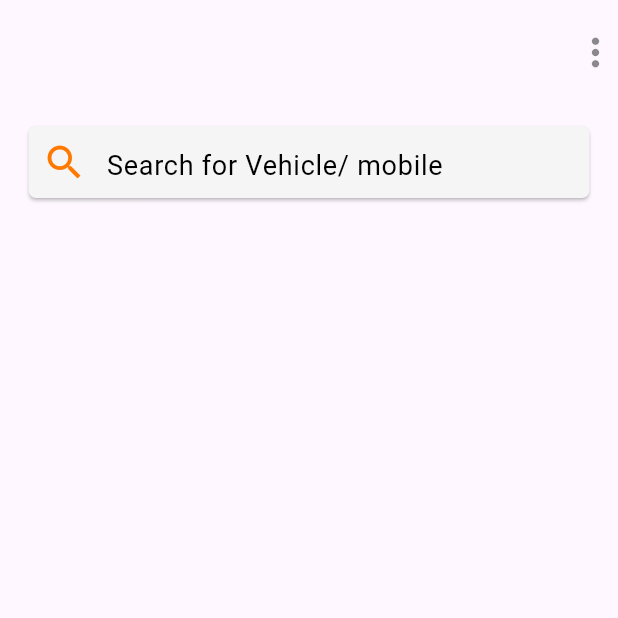
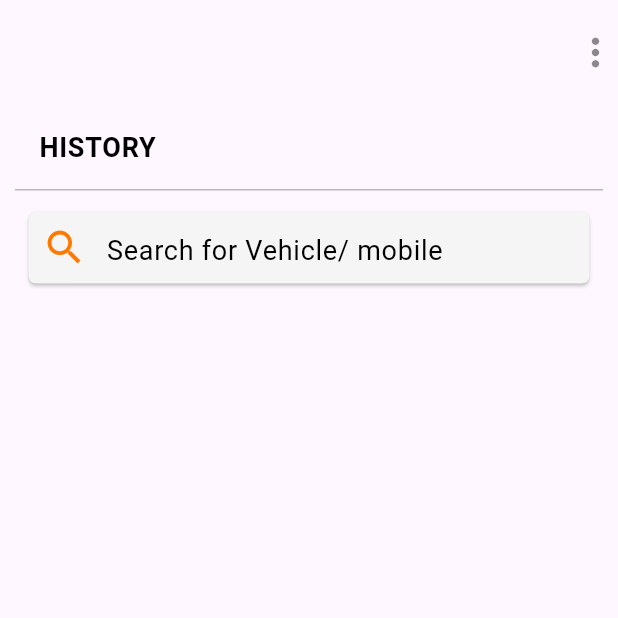
Before and after one commit to alpha-letspark/valet-flutter, a Flutter app: the HistoryScreen screen opened by its route, on a phone screen of 412 x 824 dp, the top half of it. Run offline on Flutter 3.47's test engine with Material 3 defaults, Android fonts, the light colour scheme and no system bars; our stand-ins replace connectivity_plus, dio, firebase_messaging, flutter_countdown_timer, flutter_html, flutter_typeahead and 8 more; missing offline and left inert: onesignal_flutter, syncfusion_flutter_signaturepad; accounts and stored records are empty; generated files the repository leaves out were written again; network calls fail.

Commit message:
History name updated

```diff
--- a/lib/HistoryScreen/View/HistoryScreen.dart
+++ b/lib/HistoryScreen/View/HistoryScreen.dart
@@ -36,6 +36,7 @@ class _HistoryScreenState extends State<HistoryScreen>
 
   @override
   void initState() {
+    print('This is history screeen');
     tabController = TabController(vsync: this, length: 2);
     connectionStatus = ConnectionStatusSingleton.getInstance();
     connectionStatus.initialize();
@@ -67,19 +68,14 @@ class _HistoryScreenState extends State<HistoryScreen>
             onRefreshClicked,
             onMenuClicked,
           ),
-          !isCountLoaded
-              ? const SizedBox()
-              : Column(
+          Column(
   children: [
     Padding(
-                      padding: const EdgeInsets.symmetric(
-                        horizontal: 10,
-                      ),
+      padding: const EdgeInsets.symmetric(horizontal: 10),
       child: Container(
         decoration: const BoxDecoration(
           border: Border(
-                              bottom:
-                                  BorderSide(width: 1.0, color: Colors.black26),
+            bottom: BorderSide(width: 1.0, color: Colors.black26),
           ),
         ),
         child: const ListTile(
@@ -88,25 +84,25 @@ class _HistoryScreenState extends State<HistoryScreen>
             style: TextStyle(
               color: Colors.black,
               fontWeight: FontWeight.w600,
-                                  fontSize: 18),
+              fontSize: 18,
             ),
-                          )),
           ),
+        ),
+      ),
+    ),
+
+    if (isCountLoaded)
       Padding(
-                      padding: const EdgeInsets.symmetric(
-                        horizontal: 10,
-                      ),
+        padding: const EdgeInsets.symmetric(horizontal: 10),
         child: DefaultTabController(
           length: 2,
           child: TabBar(
             controller: tabController,
             indicatorColor: Colors.black45,
             onTap: (index) {
-                                if (mounted) {
               setState(() {
                 _currentIndex = index;
               });
-                                }
             },
             tabs: [
               Tab(
@@ -119,30 +115,25 @@ class _HistoryScreenState extends State<HistoryScreen>
                         color: _currentIndex == 0
                             ? Colors.black
                             : Colors.black38,
-                                            fontSize: 18),
-                                      ),
-                                      const SizedBox(
-                                        width: 10,
-                                      ),
-                                      Container(
-                                        decoration: (todayCount == null ||
-                                                todayCount == "0")
-                                            ? const BoxDecoration()
-                                            : BoxDecoration(
-                                                color: Color(0xFF8A8A8A),
-                                                borderRadius:
-                                                    BorderRadius.circular(2),
-                                              ),
-                                        child: Padding(
-                                          padding: const EdgeInsets.all(2.0),
-                                          child: Text(
-                                            todayCount.toString(),
-                                            style: const TextStyle(
-                                                fontWeight: FontWeight.w600,
-                                                color: Colors.white),
+                        fontSize: 18,
                       ),
                     ),
-                                      )
+                    const SizedBox(width: 10),
+                    if (todayCount != null && todayCount != "0")
+                      Container(
+                        decoration: BoxDecoration(
+                          color: const Color(0xFF8A8A8A),
+                          borderRadius: BorderRadius.circular(2),
+                        ),
+                        padding: const EdgeInsets.all(2),
+                        child: Text(
+                          todayCount!,
+                          style: const TextStyle(
+                            color: Colors.white,
+                            fontWeight: FontWeight.w600,
+                          ),
+                        ),
+                      ),
                   ],
                 ),
               ),
@@ -156,37 +147,154 @@ class _HistoryScreenState extends State<HistoryScreen>
                         color: _currentIndex == 1
                             ? Colors.black
                             : Colors.black38,
-                                            fontSize: 18),
-                                      ),
-                                      const SizedBox(
-                                        width: 10,
-                                      ),
-                                      Container(
-                                        decoration: (yesterdayCount == null ||
-                                                yesterdayCount == "0")
-                                            ? const BoxDecoration()
-                                            : BoxDecoration(
-                                                color: Color(0xFF8A8A8A),
-                                                borderRadius:
-                                                    BorderRadius.circular(2),
-                                              ),
-                                        child: Padding(
-                                          padding: const EdgeInsets.all(2.0),
-                                          child: Text(
-                                            yesterdayCount.toString(),
-                                            style: const TextStyle(
-                                                fontWeight: FontWeight.w600,
-                                                color: Colors.white),
+                        fontSize: 18,
                       ),
                     ),
-                                      )
+                    const SizedBox(width: 10),
+                    if (yesterdayCount != null && yesterdayCount != "0")
+                      Container(
+                        decoration: BoxDecoration(
+                          color: const Color(0xFF8A8A8A),
+                          borderRadius: BorderRadius.circular(2),
+                        ),
+                        padding: const EdgeInsets.all(2),
+                        child: Text(
+                          yesterdayCount!,
+                          style: const TextStyle(
+                            color: Colors.white,
+                            fontWeight: FontWeight.w600,
+                          ),
+                        ),
+                      ),
                   ],
                 ),
               ),
-                              ])),
+            ],
+          ),
+        ),
       ),
   ],
 ),
+          // !isCountLoaded
+          //     ? const SizedBox()
+          //     : Column(
+          //         children: [
+          //           Padding(
+          //             padding: const EdgeInsets.symmetric(
+          //               horizontal: 10,
+          //             ),
+          //             child: Container(
+          //                 decoration: const BoxDecoration(
+          //                   border: Border(
+          //                     bottom:
+          //                         BorderSide(width: 1.0, color: Color.fromARGB(66, 150, 109, 109)),
+          //                   ),
+          //                 ),
+          //                 child: const ListTile(
+          //                   title: Text(
+          //                     Strings.HISTORY,
+          //                     style: TextStyle(
+          //                         color: Colors.red,
+          //                         fontWeight: FontWeight.w600,
+          //                         fontSize: 18),
+          //                   ),
+          //                 )),
+          //           ),
+          //           Padding(
+          //             padding: const EdgeInsets.symmetric(
+          //               horizontal: 10,
+          //             ),
+          //             child: DefaultTabController(
+          //                 length: 2,
+          //                 child: TabBar(
+          //                     controller: tabController,
+          //                     indicatorColor: Colors.black45,
+          //                     onTap: (index) {
+          //                       if (mounted) {
+          //                         setState(() {
+          //                           _currentIndex = index;
+          //                         });
+          //                       }
+          //                     },
+          //                     tabs: [
+          //                       Tab(
+          //                         child: Row(
+          //                           mainAxisAlignment: MainAxisAlignment.center,
+          //                           children: [
+          //                             Text(
+          //                               Strings.TODAY,
+          //                               style: TextStyle(
+          //                                   color: _currentIndex == 0
+          //                                       ? Colors.black
+          //                                       : Colors.black38,
+          //                                   fontSize: 18),
+          //                             ),
+          //                             const SizedBox(
+          //                               width: 10,
+          //                             ),
+          //                             Container(
+          //                               decoration: (todayCount == null ||
+          //                                       todayCount == "0")
+          //                                   ? const BoxDecoration()
+          //                                   : BoxDecoration(
+          //                                       color: Color(0xFF8A8A8A),
+          //                                       borderRadius:
+          //                                           BorderRadius.circular(2),
+          //                                     ),
+          //                               child: Padding(
+          //                                 padding: const EdgeInsets.all(2.0),
+          //                                 child: Text(
+          //                                   todayCount.toString(),
+          //                                   style: const TextStyle(
+          //                                       fontWeight: FontWeight.w600,
+          //                                       color: Colors.white),
+          //                                 ),
+          //                               ),
+          //                             )
+          //                           ],
+          //                         ),
+          //                       ),
+          //                       Tab(
+          //                         child: Row(
+          //                           mainAxisAlignment: MainAxisAlignment.center,
+          //                           children: [
+          //                             Text(
+          //                               Strings.YESTERDAY,
+          //                               style: TextStyle(
+          //                                   color: _currentIndex == 1
+          //                                       ? Colors.black
+          //                                       : Colors.black38,
+          //                                   fontSize: 18),
+          //                             ),
+          //                             const SizedBox(
+          //                               width: 10,
+          //                             ),
+          //                             Container(
+          //                               decoration: (yesterdayCount == null ||
+          //                                       yesterdayCount == "0")
+          //                                   ? const BoxDecoration()
+          //                                   : BoxDecoration(
+          //                                       color: Color(0xFF8A8A8A),
+          //                                       borderRadius:
+          //                                           BorderRadius.circular(2),
+          //                                     ),
+          //                               child: Padding(
+          //                                 padding: const EdgeInsets.all(2.0),
+          //                                 child: Text(
+          //                                   yesterdayCount.toString(),
+          //                                   style: const TextStyle(
+          //                                       fontWeight: FontWeight.w600,
+          //                                       color: Colors.white),
+          //                                 ),
+          //                               ),
+          //                             )
+          //                           ],
+          //                         ),
+          //                       ),
+          //                     ])),
+          //           ),
+          //         ],
+          //       ),
           Visibility(
             visible: onHistoryClick,
             child: Expanded(
```
Lines whose indentation alone changed are shown as unchanged.
